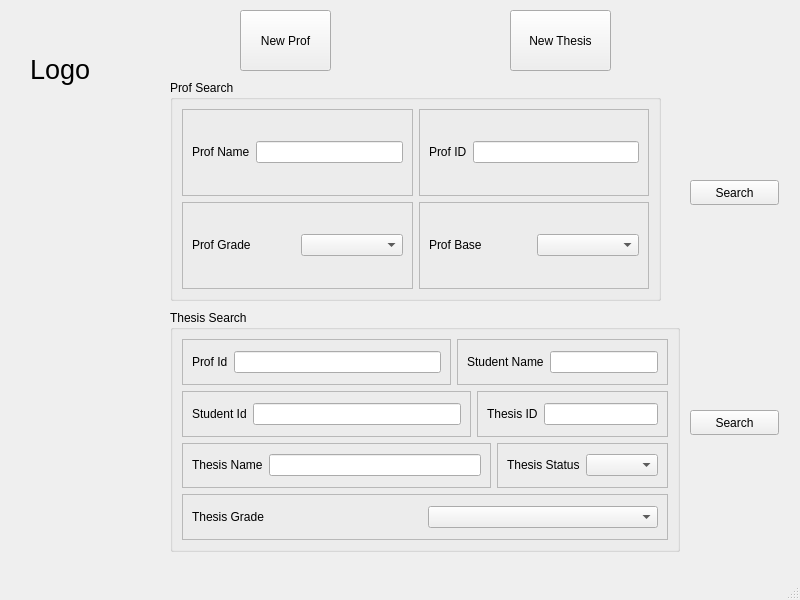
Above: raw-ui/main_window.ui from soda-sh/uni-salary before the change. Below: the same form after it.
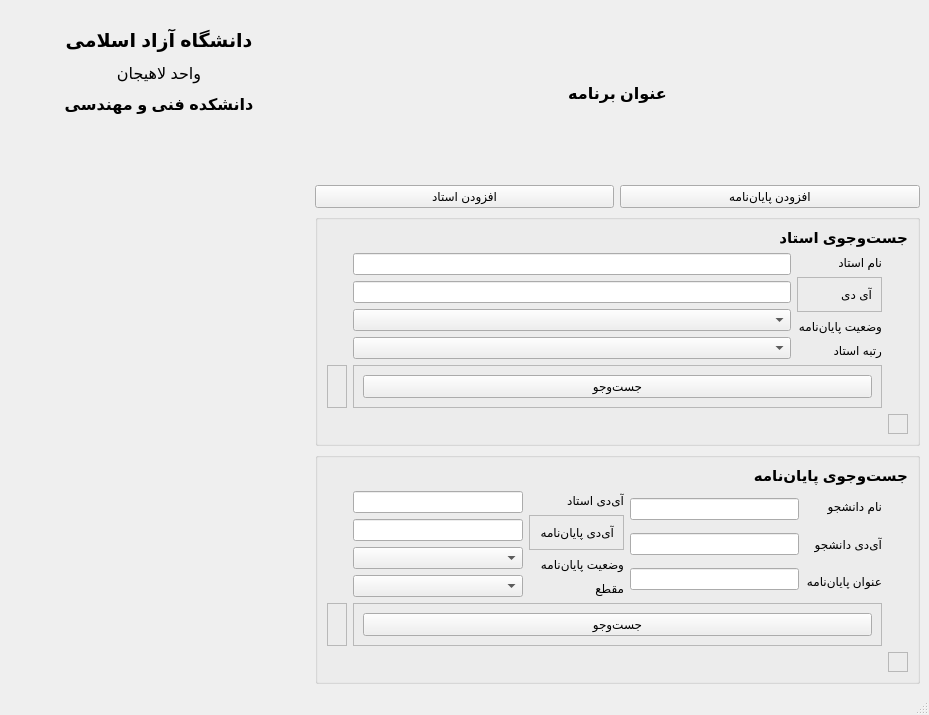
That is the form after the change. Icons and pictures are not drawn.

What changed in the file:
```diff
--- a/raw-ui/main_window.ui
+++ b/raw-ui/main_window.ui
@@ -6,252 +6,238 @@
    <rect>
     <x>0</x>
     <y>0</y>
-    <width>800</width>
-    <height>600</height>
+    <width>929</width>
+    <height>715</height>
    </rect>
   </property>
   <property name="windowTitle">
    <string>MainWindow</string>
   </property>
   <widget class="QWidget" name="centralwidget">
+   <layout class="QGridLayout" name="gridLayout">
+    <item row="0" column="0" rowspan="3">
+     <layout class="QVBoxLayout" name="verticalLayout">
+      <item>
    <widget class="QLabel" name="uniLogo">
-    <property name="geometry">
-     <rect>
-      <x>30</x>
-      <y>20</y>
-      <width>100</width>
-      <height>100</height>
-     </rect>
-    </property>
     <property name="text">
-     <string>&lt;html&gt;&lt;head/&gt;&lt;body&gt;&lt;p align=&quot;justify&quot;&gt;&lt;span style=&quot; font-size:20pt;&quot;&gt;Logo&lt;/span&gt;&lt;/p&gt;&lt;/body&gt;&lt;/html&gt;</string>
+         <string>&lt;html&gt;&lt;head/&gt;&lt;body&gt;&lt;p&gt;&lt;img src=&quot;:/uni-logo/logo.png&quot;/&gt;&lt;/p&gt;&lt;/body&gt;&lt;/html&gt;</string>
     </property>
     <property name="alignment">
      <set>Qt::AlignCenter</set>
     </property>
    </widget>
-   <widget class="QPushButton" name="profSearchBtn">
-    <property name="geometry">
-     <rect>
-      <x>690</x>
-      <y>180</y>
-      <width>89</width>
-      <height>25</height>
-     </rect>
-    </property>
+      </item>
+      <item>
+       <widget class="QLabel" name="label_2">
+        <property name="text">
+         <string>&lt;html&gt;&lt;head/&gt;&lt;body&gt;&lt;p align=&quot;center&quot;&gt;&lt;span style=&quot; font-size:14pt; font-weight:600;&quot;&gt;دانشگاه آزاد اسلامی&lt;/span&gt;&lt;/p&gt;&lt;p align=&quot;center&quot;&gt;&lt;span style=&quot; font-size:12pt;&quot;&gt;واحد لاهیجان&lt;/span&gt;&lt;/p&gt;&lt;p align=&quot;center&quot;&gt;&lt;span style=&quot; font-size:12pt; font-weight:600;&quot;&gt;دانشکده فنی و مهندسی&lt;/span&gt;&lt;/p&gt;&lt;/body&gt;&lt;/html&gt;</string>
+        </property>
+       </widget>
+      </item>
+      <item>
+       <spacer name="verticalSpacer">
+        <property name="orientation">
+         <enum>Qt::Vertical</enum>
+        </property>
+        <property name="sizeHint" stdset="0">
+         <size>
+          <width>20</width>
+          <height>238</height>
+         </size>
+        </property>
+       </spacer>
+      </item>
+     </layout>
+    </item>
+    <item row="0" column="1" colspan="2">
+     <widget class="QLabel" name="label_3">
     <property name="text">
-     <string>Search</string>
-    </property>
-   </widget>
+       <string>&lt;html&gt;&lt;head/&gt;&lt;body&gt;&lt;p align=&quot;center&quot;&gt;&lt;span style=&quot; font-size:12pt; font-weight:600;&quot;&gt;عنوان برنامه&lt;/span&gt;&lt;/p&gt;&lt;/body&gt;&lt;/html&gt;</string>
+      </property>
+     </widget>
+    </item>
+    <item row="1" column="1">
    <widget class="QPushButton" name="newProfBtn">
-    <property name="geometry">
-     <rect>
-      <x>240</x>
-      <y>10</y>
-      <width>91</width>
-      <height>61</height>
-     </rect>
-    </property>
     <property name="text">
-     <string>New Prof</string>
-    </property>
-   </widget>
-   <widget class="QGroupBox" name="profSearchBox">
-    <property name="geometry">
-     <rect>
-      <x>170</x>
-      <y>80</y>
-      <width>491</width>
-      <height>221</height>
-     </rect>
-    </property>
-    <property name="title">
-     <string>Prof Search</string>
-    </property>
-    <layout class="QGridLayout" name="gridLayout_5">
-     <item row="0" column="1">
-      <widget class="QFrame" name="profIdFrame">
-       <property name="frameShape">
-        <enum>QFrame::StyledPanel</enum>
-       </property>
-       <property name="frameShadow">
-        <enum>QFrame::Raised</enum>
-       </property>
-       <layout class="QGridLayout" name="gridLayout_2">
-        <item row="0" column="0">
-         <widget class="QLabel" name="profIdLabel">
-          <property name="text">
-           <string>Prof ID</string>
-          </property>
-         </widget>
-        </item>
-        <item row="0" column="1">
-         <widget class="QLineEdit" name="profId"/>
-        </item>
-       </layout>
-      </widget>
-     </item>
-     <item row="2" column="0">
-      <widget class="QFrame" name="profGradeFrame">
-       <property name="frameShape">
-        <enum>QFrame::StyledPanel</enum>
-       </property>
-       <property name="frameShadow">
-        <enum>QFrame::Raised</enum>
-       </property>
-       <layout class="QGridLayout" name="gridLayout_4">
-        <item row="0" column="0">
-         <widget class="QLabel" name="profGradeLabel">
-          <property name="text">
-           <string>Prof Grade</string>
-          </property>
-         </widget>
-        </item>
-        <item row="0" column="1">
-         <widget class="QComboBox" name="profGrade"/>
-        </item>
-       </layout>
-      </widget>
-     </item>
-     <item row="2" column="1">
-      <widget class="QFrame" name="profBaseFrame">
-       <property name="frameShape">
-        <enum>QFrame::StyledPanel</enum>
-       </property>
-       <property name="frameShadow">
-        <enum>QFrame::Raised</enum>
-       </property>
-       <layout class="QGridLayout" name="gridLayout_3">
-        <item row="0" column="1">
-         <widget class="QComboBox" name="profBase"/>
-        </item>
-        <item row="0" column="0">
-         <widget class="QLabel" name="profBaseLabel">
-          <property name="text">
-           <string>Prof Base</string>
-          </property>
-         </widget>
-        </item>
-       </layout>
-      </widget>
-     </item>
-     <item row="0" column="0">
-      <widget class="QFrame" name="profNameFrame">
-       <property name="frameShape">
-        <enum>QFrame::StyledPanel</enum>
-       </property>
-       <property name="frameShadow">
-        <enum>QFrame::Raised</enum>
-       </property>
-       <layout class="QGridLayout" name="gridLayout">
-        <item row="0" column="0">
-         <widget class="QLabel" name="profNameLabel">
-          <property name="text">
-           <string>Prof Name</string>
-          </property>
-         </widget>
-        </item>
-        <item row="0" column="1">
-         <widget class="QLineEdit" name="profName"/>
-        </item>
-       </layout>
-      </widget>
-     </item>
-    </layout>
-   </widget>
+       <string>افزودن استاد</string>
+      </property>
+     </widget>
+    </item>
+    <item row="1" column="2">
    <widget class="QPushButton" name="newThesisBtn">
-    <property name="geometry">
-     <rect>
-      <x>510</x>
-      <y>10</y>
-      <width>101</width>
-      <height>61</height>
-     </rect>
-    </property>
+      <property name="text">
+       <string>افزودن پایان‌نامه</string>
+      </property>
+     </widget>
+    </item>
+    <item row="2" column="1" colspan="2">
+     <layout class="QVBoxLayout" name="verticalLayout_21">
+      <item>
+       <widget class="QGroupBox" name="thesisSearchBox_2">
+        <property name="title">
+         <string/>
+        </property>
+        <layout class="QGridLayout" name="gridLayout_14">
+         <item row="2" column="3">
+          <widget class="QFrame" name="thesisGradeFrame_2">
+           <property name="frameShape">
+            <enum>QFrame::StyledPanel</enum>
+           </property>
+           <property name="frameShadow">
+            <enum>QFrame::Raised</enum>
+           </property>
+           <layout class="QGridLayout" name="gridLayout_16">
+            <item row="0" column="1">
+             <widget class="QPushButton" name="thesisSearchBtn_2">
     <property name="text">
-     <string>New Thesis</string>
-    </property>
-   </widget>
+               <string>جست‌وجو</string>
+              </property>
+             </widget>
+            </item>
+           </layout>
+          </widget>
+         </item>
+         <item row="3" column="4">
+          <widget class="QFrame" name="thesisStatusFrame_2">
+           <property name="frameShape">
+            <enum>QFrame::StyledPanel</enum>
+           </property>
+           <property name="frameShadow">
+            <enum>QFrame::Raised</enum>
+           </property>
+           <layout class="QGridLayout" name="gridLayout_15"/>
+          </widget>
+         </item>
+         <item row="0" column="3" colspan="2">
+          <widget class="QLabel" name="label_4">
+           <property name="text">
+            <string>&lt;html&gt;&lt;head/&gt;&lt;body&gt;&lt;p align=&quot;right&quot;&gt;&lt;span style=&quot; font-size:11pt; font-weight:600;&quot;&gt;جست‌وجوی استاد&lt;/span&gt;&lt;/p&gt;&lt;/body&gt;&lt;/html&gt;</string>
+           </property>
+          </widget>
+         </item>
+         <item row="2" column="1" colspan="2">
+          <widget class="QFrame" name="thesisStudentIdFrame_2">
+           <property name="frameShape">
+            <enum>QFrame::StyledPanel</enum>
+           </property>
+           <property name="frameShadow">
+            <enum>QFrame::Raised</enum>
+           </property>
+           <layout class="QGridLayout" name="gridLayout_17"/>
+          </widget>
+         </item>
+         <item row="1" column="3">
+          <layout class="QHBoxLayout" name="horizontalLayout_6">
+           <item>
+            <layout class="QVBoxLayout" name="verticalLayout_12">
+             <item>
+              <widget class="QLineEdit" name="thesisId_2"/>
+             </item>
+             <item>
+              <widget class="QLineEdit" name="thesisStudentName_2"/>
+             </item>
+             <item>
+              <widget class="QComboBox" name="thesisStatus_2"/>
+             </item>
+             <item>
+              <widget class="QComboBox" name="thesisGrade_2"/>
+             </item>
+            </layout>
+           </item>
+           <item>
+            <layout class="QVBoxLayout" name="verticalLayout_13">
+             <item>
+              <widget class="QLabel" name="thesisStudentNameLabel_2">
+               <property name="text">
+                <string>نام استاد</string>
+               </property>
+              </widget>
+             </item>
+             <item>
+              <widget class="QFrame" name="thesisIdFrame_2">
+               <property name="frameShape">
+                <enum>QFrame::StyledPanel</enum>
+               </property>
+               <property name="frameShadow">
+                <enum>QFrame::Raised</enum>
+               </property>
+               <layout class="QGridLayout" name="gridLayout_10">
+                <item row="0" column="1" colspan="2">
+                 <widget class="QLabel" name="thesisIdLabel_2">
+                  <property name="text">
+                   <string>آی دی</string>
+                  </property>
+                 </widget>
+                </item>
+               </layout>
+              </widget>
+             </item>
+             <item>
+              <widget class="QLabel" name="thesisStatusLabel_2">
+               <property name="text">
+                <string>وضعیت پایان‌نامه</string>
+               </property>
+              </widget>
+             </item>
+             <item>
+              <widget class="QLabel" name="thesisGradeLabel_2">
+               <property name="text">
+                <string>رتبه استاد</string>
+               </property>
+              </widget>
+             </item>
+            </layout>
+           </item>
+          </layout>
+         </item>
+        </layout>
+       </widget>
+      </item>
+      <item>
    <widget class="QGroupBox" name="thesisSearchBox">
-    <property name="geometry">
-     <rect>
-      <x>170</x>
-      <y>310</y>
-      <width>510</width>
-      <height>242</height>
-     </rect>
-    </property>
     <property name="title">
-     <string>Thesis Search</string>
+         <string/>
     </property>
     <layout class="QGridLayout" name="gridLayout_13">
-     <item row="0" column="0">
-      <widget class="QFrame" name="thesisProfIdFrame">
+         <item row="2" column="1" colspan="2">
+          <widget class="QFrame" name="thesisStudentIdFrame">
        <property name="frameShape">
         <enum>QFrame::StyledPanel</enum>
        </property>
        <property name="frameShadow">
         <enum>QFrame::Raised</enum>
        </property>
-       <layout class="QGridLayout" name="gridLayout_6">
-        <item row="0" column="0">
-         <widget class="QLabel" name="thesisProfIdLabel">
-          <property name="text">
-           <string>Prof Id</string>
-          </property>
-         </widget>
-        </item>
-        <item row="0" column="1">
-         <widget class="QLineEdit" name="thesisProfId"/>
-        </item>
-       </layout>
-      </widget>
-     </item>
-     <item row="0" column="1" colspan="3">
-      <widget class="QFrame" name="thesisStudentNameFrame">
-       <property name="frameShape">
-        <enum>QFrame::StyledPanel</enum>
-       </property>
-       <property name="frameShadow">
-        <enum>QFrame::Raised</enum>
-       </property>
-       <layout class="QGridLayout" name="gridLayout_7">
-        <item row="0" column="1">
+           <layout class="QGridLayout" name="gridLayout_8"/>
+          </widget>
+         </item>
+         <item row="1" column="3">
+          <layout class="QHBoxLayout" name="horizontalLayout_5">
+           <item>
+            <layout class="QVBoxLayout" name="verticalLayout_10">
+             <item>
+              <widget class="QLineEdit" name="thesisId"/>
+             </item>
+             <item>
          <widget class="QLineEdit" name="thesisStudentName"/>
         </item>
-        <item row="0" column="0">
+             <item>
+              <widget class="QComboBox" name="thesisStatus"/>
+             </item>
+             <item>
+              <widget class="QComboBox" name="thesisGrade"/>
+             </item>
+            </layout>
+           </item>
+           <item>
+            <layout class="QVBoxLayout" name="verticalLayout_11">
+             <item>
          <widget class="QLabel" name="thesisStudentNameLabel">
           <property name="text">
-           <string>Student Name</string>
+                <string>آی‌دی استاد</string>
           </property>
          </widget>
         </item>
-       </layout>
-      </widget>
-     </item>
-     <item row="1" column="0" colspan="2">
-      <widget class="QFrame" name="thesisStudentIdFrame">
-       <property name="frameShape">
-        <enum>QFrame::StyledPanel</enum>
-       </property>
-       <property name="frameShadow">
-        <enum>QFrame::Raised</enum>
-       </property>
-       <layout class="QGridLayout" name="gridLayout_8">
-        <item row="0" column="0">
-         <widget class="QLabel" name="thesisStudentIdLabel">
-          <property name="text">
-           <string>Student Id</string>
-          </property>
-         </widget>
-        </item>
-        <item row="0" column="1">
-         <widget class="QLineEdit" name="thesisStudentId"/>
-        </item>
-       </layout>
-      </widget>
-     </item>
-     <item row="1" column="2" colspan="2">
+             <item>
       <widget class="QFrame" name="thesisIdFrame">
        <property name="frameShape">
         <enum>QFrame::StyledPanel</enum>
@@ -260,42 +246,80 @@
         <enum>QFrame::Raised</enum>
        </property>
        <layout class="QGridLayout" name="gridLayout_9">
-        <item row="0" column="0">
+                <item row="0" column="1" colspan="2">
          <widget class="QLabel" name="thesisIdLabel">
           <property name="text">
-           <string>Thesis ID</string>
+                   <string>آی‌دی پایان‌نامه</string>
           </property>
          </widget>
         </item>
-        <item row="0" column="1">
-         <widget class="QLineEdit" name="thesisId"/>
-        </item>
        </layout>
       </widget>
      </item>
-     <item row="2" column="0" colspan="3">
-      <widget class="QFrame" name="thesisNameFrame">
-       <property name="frameShape">
-        <enum>QFrame::StyledPanel</enum>
-       </property>
-       <property name="frameShadow">
-        <enum>QFrame::Raised</enum>
-       </property>
-       <layout class="QGridLayout" name="gridLayout_10">
-        <item row="0" column="1">
+             <item>
+              <widget class="QLabel" name="thesisStatusLabel">
+               <property name="text">
+                <string>وضعیت پایان‌نامه</string>
+               </property>
+              </widget>
+             </item>
+             <item>
+              <widget class="QLabel" name="thesisGradeLabel">
+               <property name="text">
+                <string>مقطع</string>
+               </property>
+              </widget>
+             </item>
+            </layout>
+           </item>
+           <item>
+            <layout class="QVBoxLayout" name="verticalLayout_8">
+             <item>
+              <widget class="QLineEdit" name="thesisProfId"/>
+             </item>
+             <item>
+              <widget class="QLineEdit" name="thesisStudentId"/>
+             </item>
+             <item>
          <widget class="QLineEdit" name="thesisName"/>
         </item>
-        <item row="0" column="0">
+            </layout>
+           </item>
+           <item>
+            <layout class="QVBoxLayout" name="verticalLayout_9">
+             <item>
+              <widget class="QLabel" name="thesisProfIdLabel">
+               <property name="text">
+                <string>نام دانشجو</string>
+               </property>
+              </widget>
+             </item>
+             <item>
+              <widget class="QLabel" name="thesisStudentIdLabel">
+               <property name="text">
+                <string>آی‌دی دانشجو</string>
+               </property>
+              </widget>
+             </item>
+             <item>
          <widget class="QLabel" name="thesisNameLabel">
           <property name="text">
-           <string>Thesis Name</string>
+                <string>عنوان پایان‌نامه</string>
           </property>
          </widget>
         </item>
        </layout>
-      </widget>
-     </item>
-     <item row="2" column="3">
+           </item>
+          </layout>
+         </item>
+         <item row="0" column="3" colspan="2">
+          <widget class="QLabel" name="label">
+           <property name="text">
+            <string>&lt;html&gt;&lt;head/&gt;&lt;body&gt;&lt;p align=&quot;right&quot;&gt;&lt;span style=&quot; font-size:11pt; font-weight:600;&quot;&gt;جست‌وجوی پایان‌نامه&lt;/span&gt;&lt;/p&gt;&lt;/body&gt;&lt;/html&gt;</string>
+           </property>
+          </widget>
+         </item>
+         <item row="3" column="4">
       <widget class="QFrame" name="thesisStatusFrame">
        <property name="frameShape">
         <enum>QFrame::StyledPanel</enum>
@@ -303,21 +327,10 @@
        <property name="frameShadow">
         <enum>QFrame::Raised</enum>
        </property>
-       <layout class="QGridLayout" name="gridLayout_11">
-        <item row="0" column="0">
-         <widget class="QLabel" name="thesisStatusLabel">
-          <property name="text">
-           <string>Thesis Status</string>
-          </property>
-         </widget>
-        </item>
-        <item row="0" column="1">
-         <widget class="QComboBox" name="thesisStatus"/>
-        </item>
-       </layout>
-      </widget>
-     </item>
-     <item row="3" column="0" colspan="4">
+           <layout class="QGridLayout" name="gridLayout_11"/>
+          </widget>
+         </item>
+         <item row="2" column="3">
       <widget class="QFrame" name="thesisGradeFrame">
        <property name="frameShape">
         <enum>QFrame::StyledPanel</enum>
@@ -326,34 +339,22 @@
         <enum>QFrame::Raised</enum>
        </property>
        <layout class="QGridLayout" name="gridLayout_12">
-        <item row="0" column="0">
-         <widget class="QLabel" name="thesisGradeLabel">
-          <property name="text">
-           <string>Thesis Grade</string>
-          </property>
-         </widget>
-        </item>
         <item row="0" column="1">
-         <widget class="QComboBox" name="thesisGrade"/>
-        </item>
-       </layout>
-      </widget>
-     </item>
-    </layout>
-   </widget>
    <widget class="QPushButton" name="thesisSearchBtn">
-    <property name="geometry">
-     <rect>
-      <x>690</x>
-      <y>410</y>
-      <width>89</width>
-      <height>25</height>
-     </rect>
-    </property>
     <property name="text">
-     <string>Search</string>
-    </property>
-   </widget>
+               <string>جست‌وجو</string>
+              </property>
+             </widget>
+            </item>
+           </layout>
+          </widget>
+         </item>
+        </layout>
+       </widget>
+      </item>
+     </layout>
+    </item>
+   </layout>
   </widget>
   <widget class="QMenuBar" name="menubar">
    <property name="geometry">
```
Left out of the diff: 6 changed lines with no effect on the pictures. Lines whose indentation alone changed are shown as unchanged.
